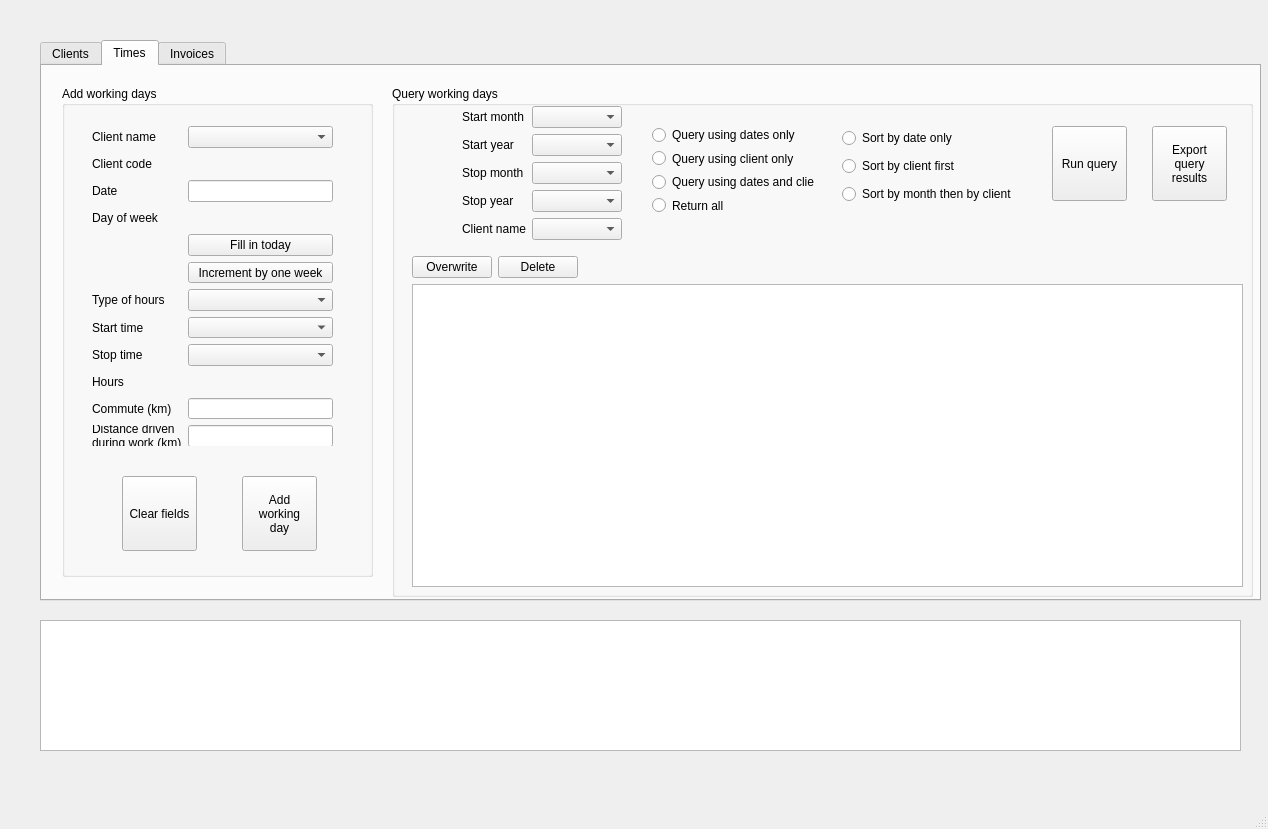
Old version of the form input_files/Qt_ui_files/asap_layout.ui in the repository haroldmeerwaldt/a_simple_accounting_program.
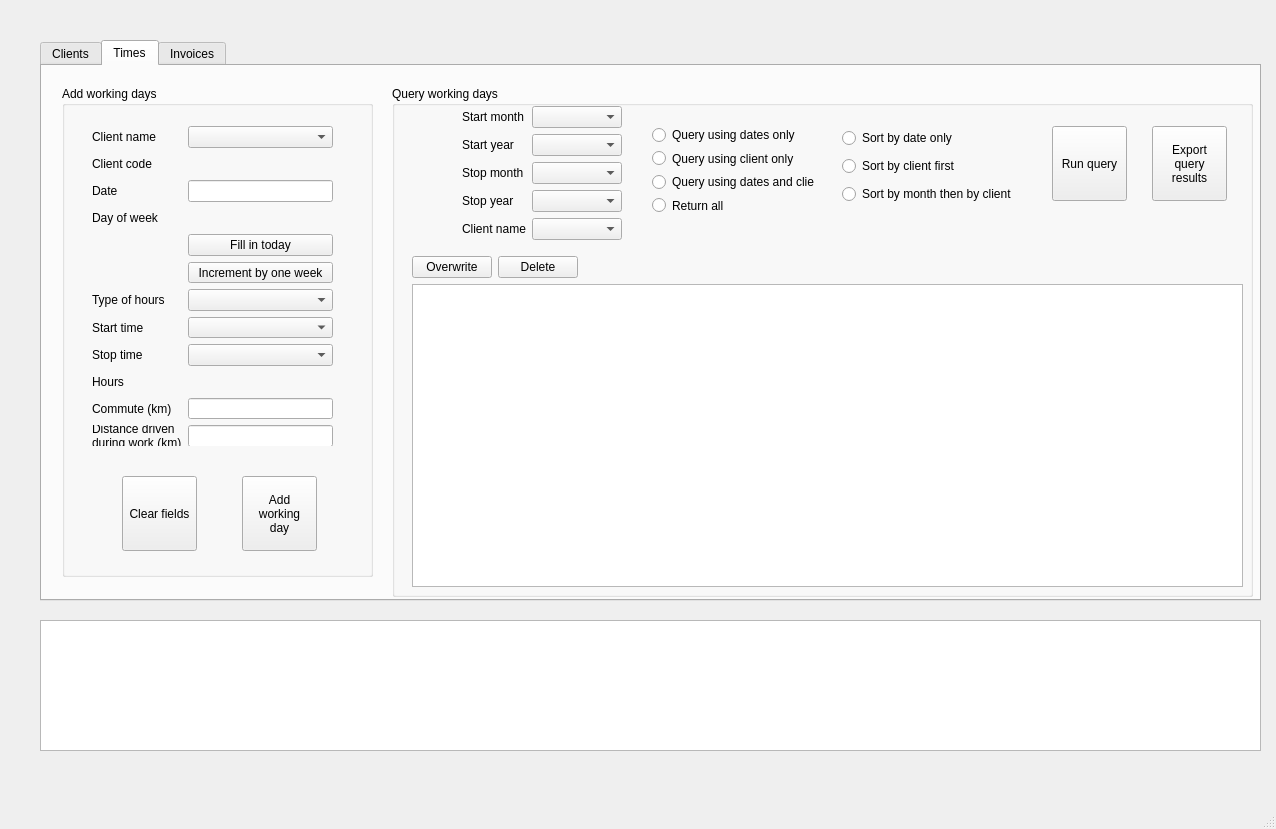
New version of the form.

```diff
--- a/input_files/Qt_ui_files/asap_layout.ui
+++ b/input_files/Qt_ui_files/asap_layout.ui
@@ -6,7 +6,7 @@
    <rect>
     <x>0</x>
     <y>0</y>
-    <width>1268</width>
+    <width>1276</width>
     <height>829</height>
    </rect>
   </property>
@@ -1291,7 +1291,7 @@
      <rect>
       <x>40</x>
       <y>620</y>
-      <width>1201</width>
+      <width>1221</width>
       <height>131</height>
      </rect>
     </property>
```
Left out of the diff: 2 changed lines with no effect on the pictures.
